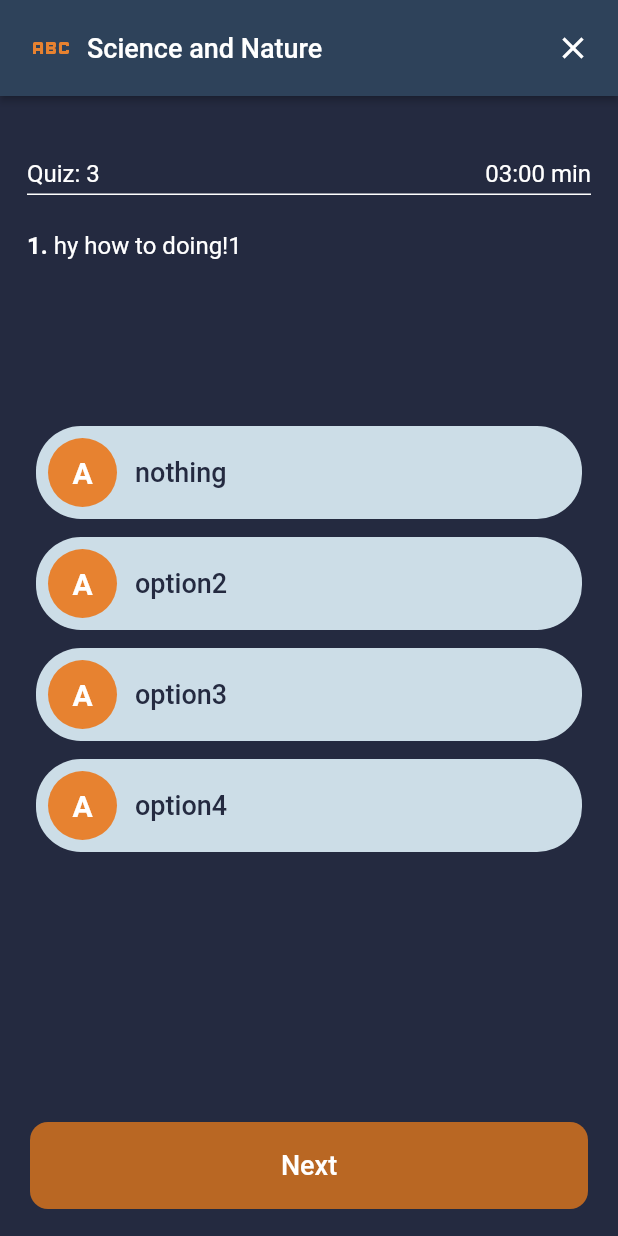
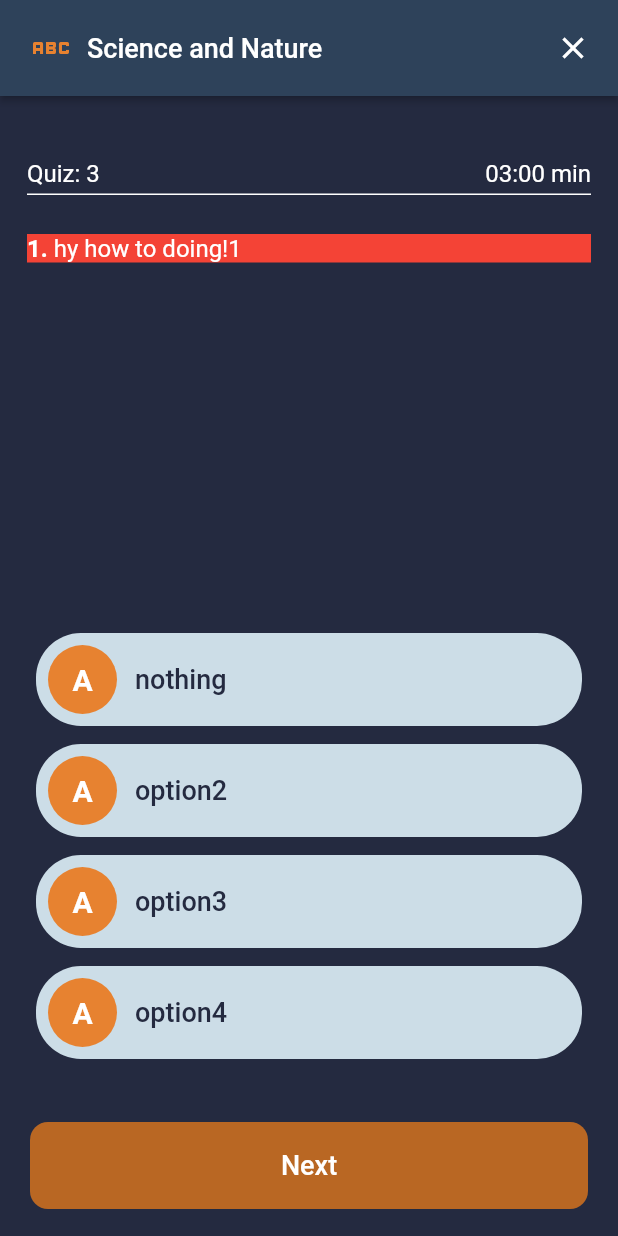
Before and after one commit to sumit-coder/Quiz_Project_2.0, a Flutter app: the screen it shows after launch, on a phone screen of 412 x 824 dp. Run offline on Flutter 3.47's test engine with Material 2 defaults, Android fonts, the phone set to English and light mode, and no system bars.

Commit message:
done lots of work in four image quiz

```diff
--- a/lib/models/question_model.dart
+++ b/lib/models/options_question_model.dart
@@ -1,11 +1,11 @@
-class Question {
+class OptionsQuestion {
   final String id;
   final String question;
   final String currectAnswer;
   final int currectAnswerIndex;
   final List<String> options;
 
-  Question({
+  OptionsQuestion({
     required this.id,
     required this.question,
     required this.currectAnswer,
--- a/lib/views/rowData.dart
+++ b/lib/views/rowData.dart
@@ -1,21 +1,21 @@
-import '../models/question_model.dart';
+import '../models/options_question_model.dart';
 
-List<Question> rowData = [
-  Question(
+List<OptionsQuestion> rowData = [
+  OptionsQuestion(
     id: '1',
     question: 'hy how to doing!1',
     options: ['nothing', 'option2', 'option3', 'option4'],
     currectAnswer: 'nothing',
     currectAnswerIndex: 0,
   ),
-  Question(
+  OptionsQuestion(
     id: '2',
     question: 'hy how to doing!2',
     options: ['nothing', 'option2', 'option3', 'option4'],
     currectAnswer: 'option2',
     currectAnswerIndex: 2,
   ),
-  Question(
+  OptionsQuestion(
     id: '3',
     question: 'hy how to doing!3',
     options: ['nothing', 'option2', 'option3', 'option4'],
--- a/lib/views/screens/quiz_types/image_with_four_option_quiz/image_with_four_option_quiz.dart
+++ b/lib/views/screens/quiz_types/image_with_four_option_quiz/image_with_four_option_quiz.dart
@@ -15,13 +15,7 @@ class ImageWithFourOptionsQuiz extends StatefulWidget {
 class _ImageWithFourOptionsQuizState extends State<ImageWithFourOptionsQuiz> {
   int? selectedOptiionIndex;
   int currentQuestionIndex = 0;
-  List<Map> selectedAnswersOfTheQuestions = [
-    // {
-    //   "q-id": "123",
-    //   "answer-result": true,
-    //   "selected-option-index": 1,
-    // },
-  ];
+  List<Map> selectedAnswersOfTheQuestions = [];
 
   // For Each Question Change
   bool isNextButtonDisabled = true;
@@ -31,6 +25,11 @@ class _ImageWithFourOptionsQuizState extends State<ImageWithFourOptionsQuiz> {
     selectedOptiionIndex = null;
     currentQuestionIndex = 0;
     isNextButtonDisabled = true;
+    // set answers to empty in case use come back form
+    // quiz end screen
+    Future.delayed(const Duration(seconds: 2), () {
+      selectedAnswersOfTheQuestions = [];
+    });
     setState(() {});
   }
 
@@ -64,10 +63,13 @@ class _ImageWithFourOptionsQuizState extends State<ImageWithFourOptionsQuiz> {
 
   /// This function will set active to taped answer option
   void setActiveSelectedOption({required int optionIndex}) {
+    // only if any option is allready not selected
+    if (selectedOptiionIndex == null) {
       selectedOptiionIndex = optionIndex;
       isNextButtonDisabled = false;
       checkSelectedAnswerAndSetValues();
       setState(() {});
+    }
   }
 
   /// On Tap next Button
@@ -153,7 +155,8 @@ class _ImageWithFourOptionsQuizState extends State<ImageWithFourOptionsQuiz> {
           children: [
             // question number and timer
             Container(
-              constraints: const BoxConstraints(minHeight: 220),
+              // color: Colors.red,
+              // constraints: const BoxConstraints(minHeight: 220),
               padding: const EdgeInsets.all(18),
               child: Column(
                 children: [
@@ -181,9 +184,16 @@ class _ImageWithFourOptionsQuizState extends State<ImageWithFourOptionsQuiz> {
                   ),
                   const SizedBox(height: 4),
                   const Divider(height: 1, thickness: 1, color: Colors.white),
-                  const SizedBox(height: 24),
+                  const SizedBox(height: 8),
+                ],
+              ),
+            ),
             Container(
+              color: Colors.red,
               alignment: Alignment.topLeft,
+              margin: const EdgeInsets.only(left: 18, right: 18),
+              constraints: const BoxConstraints(maxWidth: 400),
+              // height: 200,
               child: RichText(
                 textAlign: TextAlign.start,
                 text: TextSpan(
@@ -204,13 +214,11 @@ class _ImageWithFourOptionsQuizState extends State<ImageWithFourOptionsQuiz> {
                 ),
               ),
             ),
-                ],
-              ),
-            ),
             Expanded(
               child: Container(
                 padding: const EdgeInsets.only(left: 24, right: 24),
                 child: Column(
+                  mainAxisAlignment: MainAxisAlignment.end,
                   children: [
                     QuestionOptionCard(
                       optionTitle: rowData[currentQuestionIndex].options[0],
@@ -240,6 +248,7 @@ class _ImageWithFourOptionsQuizState extends State<ImageWithFourOptionsQuiz> {
                         setActiveSelectedOption(optionIndex: 3);
                       },
                     ),
+                    const SizedBox(height: 12),
                   ],
                 ),
               ),
@@ -295,7 +304,7 @@ class QuestionOptionCard extends StatelessWidget {
               bottom: 0,
               top: 0,
               right: isSelected ? 0 : null,
-              duration: Duration(milliseconds: 1000),
+              duration: const Duration(milliseconds: 1000),
               child: CircleAvatar(
                 radius: 23,
                 backgroundColor: isSelected ? MyColors.cardColor : MyColors.primaryColor,
@@ -321,7 +330,7 @@ class QuestionOptionCard extends StatelessWidget {
               left: 58,
               // right: 0,
               bottom: 0,
-              duration: Duration(milliseconds: 500),
+              duration: const Duration(milliseconds: 500),
               child: Center(
                 child: Text(
                   optionTitle,
@@ -362,7 +371,7 @@ class BigButton extends StatelessWidget {
       height: 58,
       margin: const EdgeInsets.symmetric(horizontal: 20, vertical: 18),
       decoration: BoxDecoration(
-        color: isDisabled == true ? Color.fromARGB(255, 185, 103, 35) : buttonColor,
+        color: isDisabled == true ? const Color.fromARGB(255, 185, 103, 35) : buttonColor,
         borderRadius: BorderRadius.circular(12),
       ),
       child: InkWell(
```
Lines whose indentation alone changed are shown as unchanged.
